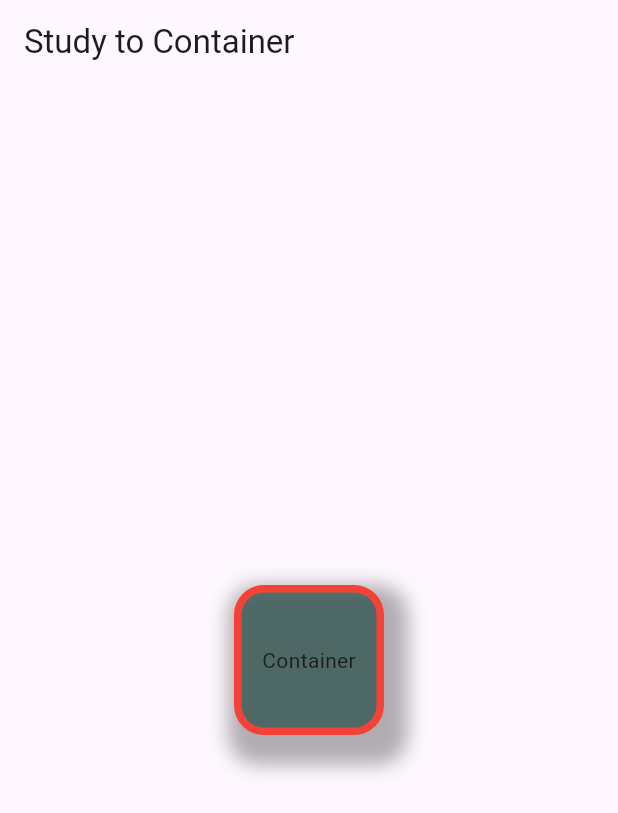
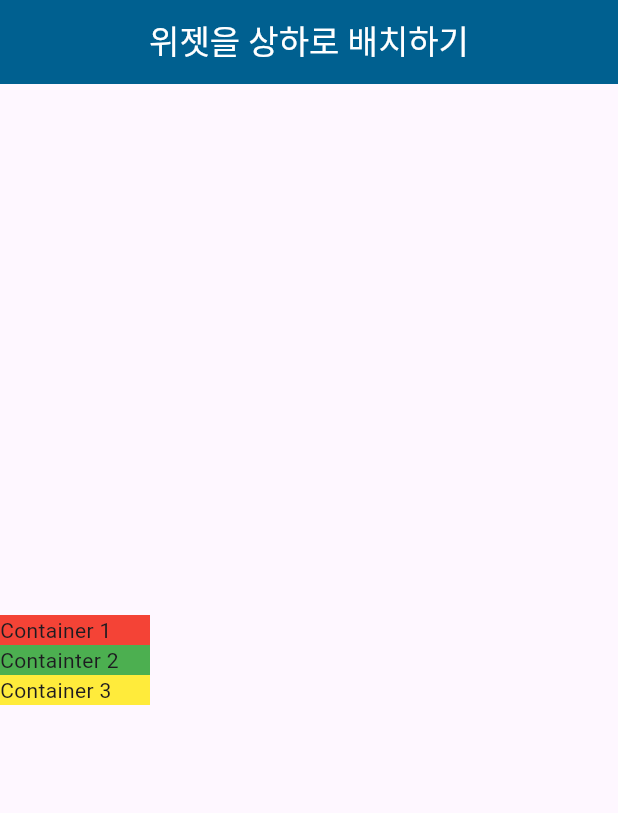
Before and after one commit to nninyeong/FlutterTest, a Flutter app: the screen it shows after launch, on a phone screen of 412 x 824 dp. Shown: the top 813 px of the screen. Run offline on Flutter 3.47's test engine with Material 3 defaults, Android fonts, the phone set to English and light mode, and no system bars.

Commit message:
Column 연습

```diff
--- a/lib/main.dart
+++ b/lib/main.dart
@@ -3,32 +3,30 @@ import 'package:flutter/material.dart';
 void main() {
   runApp(MaterialApp(
     home: Scaffold(
-        appBar: AppBar(title: Text('Study to Container')),
-        body: Center(child: CustomContainer())),
+      appBar: AppBar(
+        title: Center(child: Text('위젯을 상하로 배치하기')),
+        backgroundColor: Color(0xFF006090),
+        foregroundColor: Colors.white,
+      ),
+      body: Body()
+    )
   ));
 }
 
-class CustomContainer extends StatelessWidget {
-  const CustomContainer({super.key});
+class Body extends StatelessWidget {
+  const Body({super.key});
 
   @override
   Widget build(BuildContext context) {
-    return Container(
-        width: 100,
-        height: 100,
-        decoration: BoxDecoration(
-            color: Color(0x90013429),
-            border: Border.all(
-                color: Colors.red, width: 5, style: BorderStyle.solid),
-            borderRadius: BorderRadius.circular(20),
-            boxShadow: [
-              BoxShadow(
-                color: Colors.black.withOpacity(0.3),
-                offset: Offset(6, 10),
-                blurRadius: 10,
-                spreadRadius: 10
-              )
-            ]),
-        child: Center(child: Text('Container')));
+    return Column(
+      mainAxisSize: MainAxisSize.max,
+      mainAxisAlignment: MainAxisAlignment.center,
+      crossAxisAlignment: CrossAxisAlignment.center,
+      children: [
+        Container(width: 100, height: 20, color: Colors.red, child: Text('Container 1')),
+        Container(width: 100, height: 20, color: Colors.green, child: Text('Containter 2')),
+        Container(width: 100, height: 20, color: Colors.yellow, child: Text('Container 3'))
+      ],
+    );
   }
 }
```
